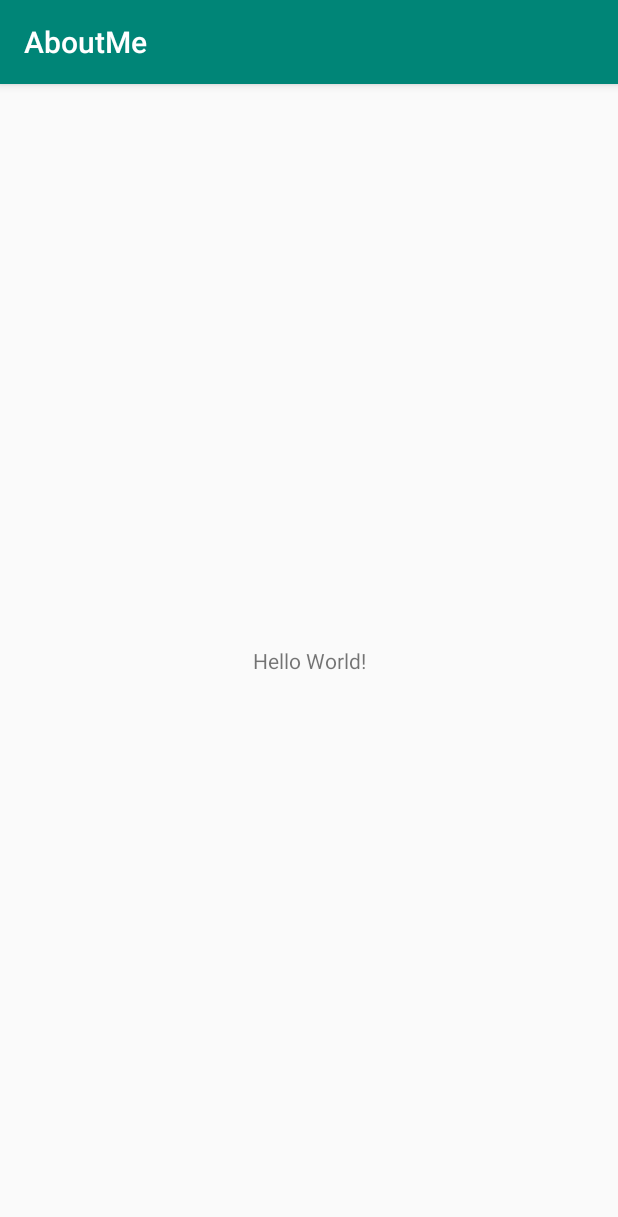
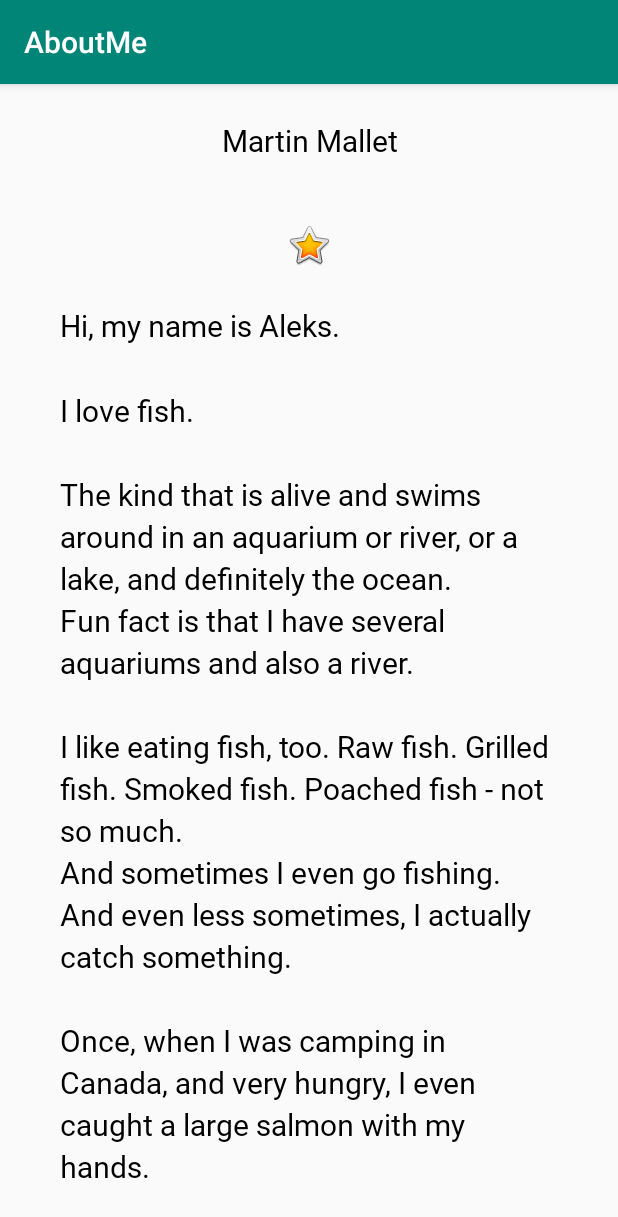
Before and after one commit to Android-SrA-2020/homework-Ghoststriker0, an Android app: the screen it shows after launch (MainActivity), on a phone screen of 412 x 824 dp. Shown: the top 1217 px of the screen. Run offline under Robolectric (Android 15) with nearby library versions, the phone set to English and light mode, and no system bars.

Commit message:
2.1 Done

```diff
--- a/2_Layouts/AboutMe/app/src/main/java/com/learning/aboutme/MainActivity.kt
+++ b/2_Layouts/AboutMe/app/src/main/java/com/learning/aboutme/MainActivity.kt
@@ -1,7 +1,7 @@
 package com.learning.aboutme
 
+import android.os.Bundle
 import androidx.appcompat.app.AppCompatActivity
-import android.os.Bundle
 
 class MainActivity : AppCompatActivity() {
 
--- a/2_Layouts/AboutMe/app/src/main/res/layout/activity_main.xml
+++ b/2_Layouts/AboutMe/app/src/main/res/layout/activity_main.xml
@@ -1,18 +1,57 @@
 <?xml version="1.0" encoding="utf-8"?>
-<androidx.constraintlayout.widget.ConstraintLayout xmlns:android="http://schemas.android.com/apk/res/android"
+<LinearLayout xmlns:android="http://schemas.android.com/apk/res/android"
     xmlns:app="http://schemas.android.com/apk/res-auto"
     xmlns:tools="http://schemas.android.com/tools"
     android:layout_width="match_parent"
     android:layout_height="match_parent"
+    android:orientation="vertical"
+    android:paddingStart="@dimen/Layout_padding"
+    android:paddingEnd="@dimen/Layout_padding"
     tools:context=".MainActivity">
 
     <TextView
-        android:layout_width="wrap_content"
+        android:id="@+id/name_text"
+        style="@style/NameStyle"
+        android:layout_width="match_parent"
         android:layout_height="wrap_content"
-        android:text="Hello World!"
-        app:layout_constraintBottom_toBottomOf="parent"
-        app:layout_constraintLeft_toLeftOf="parent"
-        app:layout_constraintRight_toRightOf="parent"
-        app:layout_constraintTop_toTopOf="parent" />
+        android:text="@string/name"
+        android:textAlignment="center"
+        tools:text="Martin Mallet" />
 
-</androidx.constraintlayout.widget.ConstraintLayout>
+    <ImageView
+        android:id="@+id/star_image"
+        android:layout_width="match_parent"
+        android:layout_height="wrap_content"
+        android:layout_marginTop="16dp"
+        android:contentDescription="@string/yellow_star"
+        app:srcCompat="@android:drawable/btn_star_big_on" />
+
+    <ScrollView
+        android:id="@+id/bio_scroll"
+        android:layout_width="match_parent"
+        android:layout_height="match_parent">
+
+        <LinearLayout
+            android:layout_width="wrap_content"
+            android:layout_height="wrap_content"
+            android:orientation="horizontal">
+
+            <TextView
+                android:id="@+id/bio_text"
+                style="@style/NameStyle"
+                android:layout_width="match_parent"
+                android:layout_height="wrap_content"
+                android:lineSpacingMultiplier="1.2"
+                android:text="@string/bio" />
+
+            <ImageView
+                android:id="@+id/imageView3"
+                android:layout_width="0dp"
+                android:layout_height="wrap_content"
+                android:layout_weight="1"
+                app:srcCompat="@android:drawable/btn_star_big_on" />
+
+        </LinearLayout>
+
+    </ScrollView>
+</LinearLayout>
--- /dev/null
+++ b/2_Layouts/AboutMe/app/src/main/res/values/dimens.xml
@@ -0,0 +1,7 @@
+<?xml version="1.0" encoding="utf-8"?>
+<resources>
+    <dimen name="text_size">20sp</dimen>
+    <dimen name="small_padding">8dp</dimen>
+    <dimen name="layout_margin">16dp</dimen>
+    <dimen name="Layout_padding">16dp</dimen>
+</resources>
--- a/2_Layouts/AboutMe/app/src/main/res/values/strings.xml
+++ b/2_Layouts/AboutMe/app/src/main/res/values/strings.xml
@@ -1,3 +1,15 @@
 <resources>
     <string name="app_name">AboutMe</string>
+    <string name="name">Martin Mallet</string>
+    <string name="yellow_star">Yellow star</string>
+    <string name="bio">Hi, my name is Aleks.
+    \n\nI love fish.
+    \n\nThe kind that is alive and swims around in an aquarium or river, or a lake, and definitely the ocean.
+    \nFun fact is that I have several aquariums and also a river.
+    \n\nI like eating fish, too. Raw fish. Grilled fish. Smoked fish. Poached fish - not so much.
+    \nAnd sometimes I even go fishing.
+    \nAnd even less sometimes, I actually catch something.
+    \n\nOnce, when I was camping in Canada, and very hungry, I even caught a large salmon with my hands.
+    \n\nI\'ll be happy to teach you how to make your own aquarium.
+    \nYou should ask someone else about fishing, though.\n\n</string>
 </resources>
--- a/2_Layouts/AboutMe/app/src/main/res/values/styles.xml
+++ b/2_Layouts/AboutMe/app/src/main/res/values/styles.xml
@@ -8,4 +8,12 @@
         <item name="colorAccent">@color/colorAccent</item>
     </style>
 
+    <style name="NameStyle">
+        <item name="android:layout_margin">@dimen/layout_margin</item>
+        <item name="android:fontFamily">@font/roboto</item>
+        <item name="android:padding">@dimen/small_padding</item>
+        <item name="android:textColor">@android:color/black</item>
+        <item name="android:textSize">@dimen/text_size</item>
+    </style>
+
 </resources>
```
Also changed, not shown: 2_Layouts/AboutMe/app/src/main/res/font/roboto.ttf (added).
